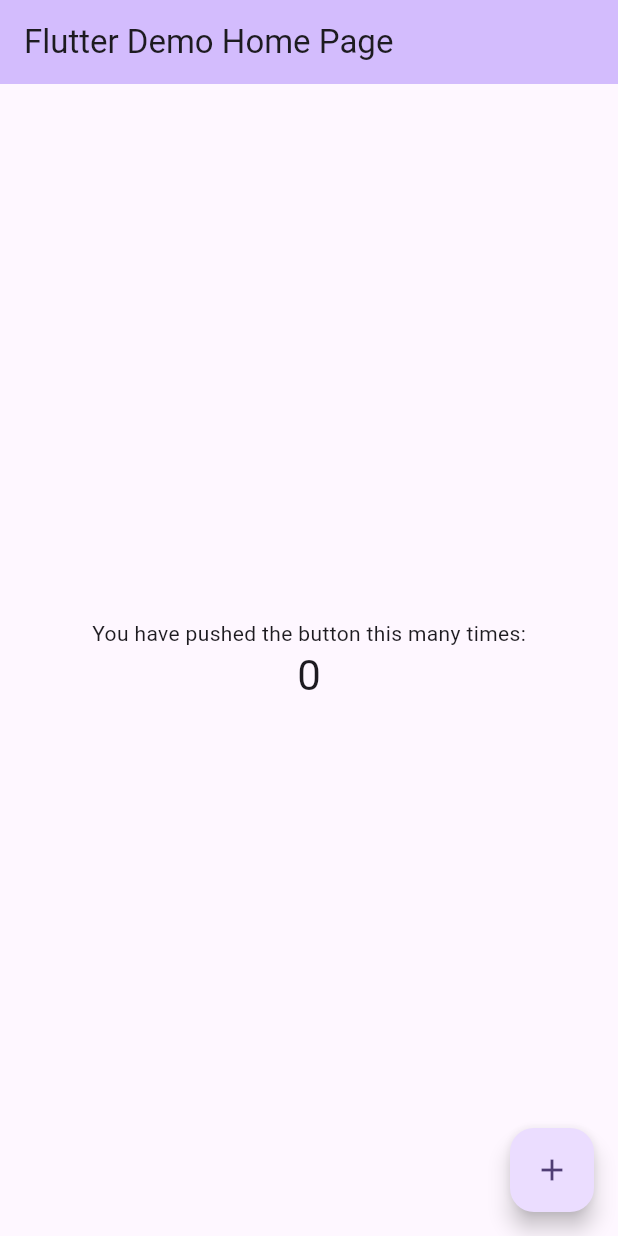
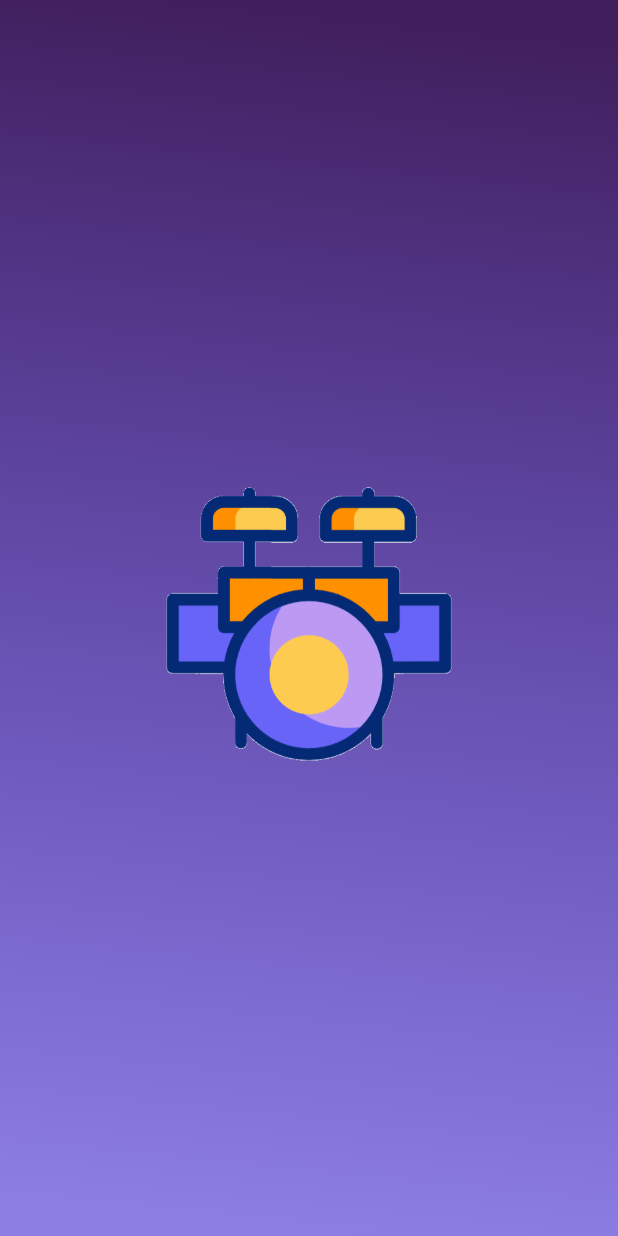
Before and after one commit to PhilopaterNabil/CODSOFT, a Flutter app: the screen it shows after launch, on a phone screen of 412 x 824 dp. Run offline on Flutter 3.47's test engine with Material 3 defaults, Android fonts, the phone set to English and light mode, and no system bars; our stand-ins replace bloc, cloud_firestore, curved_navigation_bar, date_picker_timeline, equatable, firebase_core and 14 more; accounts and stored records are empty.

Commit message:
Add initial app files and setup
Added initial files for the music player app, including the main app file, splash screen, color and route managers, and assets. Also updated the pubspec.yaml file to include the assets directory. Removed the default counter app code and widget test.

```diff
--- /dev/null
+++ b/Music Player App/lib/app/my_app.dart
@@ -0,0 +1,20 @@
+import 'package:flutter/material.dart';
+import 'package:music_player_app/core/resources/routes_managers.dart';
+
+class MusicApp extends StatelessWidget {
+  const MusicApp({super.key});
+
+  @override
+  Widget build(BuildContext context) {
+    return MaterialApp(
+      debugShowCheckedModeBanner: false,
+      title: 'Flutter Demo',
+      theme: ThemeData(
+        colorScheme: ColorScheme.fromSeed(seedColor: Colors.deepPurple),
+        useMaterial3: true,
+      ),
+      initialRoute: RoutesName.kSplashScreen,
+      routes: RoutesManagers.routes,
+    );
+  }
+}
--- /dev/null
+++ b/Music Player App/lib/core/resources/color_managers.dart
@@ -0,0 +1,7 @@
+import 'package:flutter/material.dart';
+
+class ColorManagers {
+  static const Color kPrimaryColor = Color(0xff411F5C);
+  static const Color kSecondPrimaryColor = Color(0xff2C17CA);
+  // static const Color kSecondPrimaryColor = Color(0xff261F5C);
+}
--- /dev/null
+++ b/Music Player App/lib/core/resources/routes_managers.dart
@@ -0,0 +1,12 @@
+import 'package:flutter/material.dart';
+import 'package:music_player_app/features/splash/screens/splash_screen.dart';
+
+class RoutesManagers {
+  static Map<String, WidgetBuilder> routes = {
+    RoutesName.kSplashScreen: (_) => const SplashScreen(),
+  };
+}
+
+class RoutesName {
+  static const String kSplashScreen = '/kSplashScreen';
+}
--- /dev/null
+++ b/Music Player App/lib/features/splash/screens/splash_screen.dart
@@ -0,0 +1,33 @@
+import 'package:flutter/material.dart';
+import 'package:music_player_app/core/resources/color_managers.dart';
+
+class SplashScreen extends StatelessWidget {
+  const SplashScreen({super.key});
+
+  @override
+  Widget build(BuildContext context) {
+    return Scaffold(
+      body: Container(
+        width: double.infinity,
+        height: double.infinity,
+        decoration: BoxDecoration(
+          gradient: LinearGradient(
+            begin: const Alignment(0.20, -0.98),
+            end: const Alignment(-0.2, 0.98),
+            colors: [
+              ColorManagers.kPrimaryColor,
+              ColorManagers.kSecondPrimaryColor.withOpacity(0.54),
+            ],
+          ),
+        ),
+        child: Center(
+          child: Image.asset(
+            'assets/images/drums.gif',
+            width: MediaQuery.sizeOf(context).width * 0.6,
+            height: MediaQuery.sizeOf(context).height * 0.6,
+          ),
+        ),
+      ),
+    );
+  }
+}
--- a/Music Player App/lib/main.dart
+++ b/Music Player App/lib/main.dart
@@ -1,125 +1,6 @@
 import 'package:flutter/material.dart';
+import 'package:music_player_app/app/my_app.dart';
 
 void main() {
-  runApp(const MyApp());
+  runApp(const MusicApp());
 }
-
-class MyApp extends StatelessWidget {
-  const MyApp({super.key});
-
-  // This widget is the root of your application.
-  @override
-  Widget build(BuildContext context) {
-    return MaterialApp(
-      title: 'Flutter Demo',
-      theme: ThemeData(
-        // This is the theme of your application.
-        //
-        // TRY THIS: Try running your application with "flutter run". You'll see
-        // the application has a purple toolbar. Then, without quitting the app,
-        // try changing the seedColor in the colorScheme below to Colors.green
-        // and then invoke "hot reload" (save your changes or press the "hot
-        // reload" button in a Flutter-supported IDE, or press "r" if you used
-        // the command line to start the app).
-        //
-        // Notice that the counter didn't reset back to zero; the application
-        // state is not lost during the reload. To reset the state, use hot
-        // restart instead.
-        //
-        // This works for code too, not just values: Most code changes can be
-        // tested with just a hot reload.
-        colorScheme: ColorScheme.fromSeed(seedColor: Colors.deepPurple),
-        useMaterial3: true,
-      ),
-      home: const MyHomePage(title: 'Flutter Demo Home Page'),
-    );
-  }
-}
-
-class MyHomePage extends StatefulWidget {
-  const MyHomePage({super.key, required this.title});
-
-  // This widget is the home page of your application. It is stateful, meaning
-  // that it has a State object (defined below) that contains fields that affect
-  // how it looks.
-
-  // This class is the configuration for the state. It holds the values (in this
-  // case the title) provided by the parent (in this case the App widget) and
-  // used by the build method of the State. Fields in a Widget subclass are
-  // always marked "final".
-
-  final String title;
-
-  @override
-  State<MyHomePage> createState() => _MyHomePageState();
-}
-
-class _MyHomePageState extends State<MyHomePage> {
-  int _counter = 0;
-
-  void _incrementCounter() {
-    setState(() {
-      // This call to setState tells the Flutter framework that something has
-      // changed in this State, which causes it to rerun the build method below
-      // so that the display can reflect the updated values. If we changed
-      // _counter without calling setState(), then the build method would not be
-      // called again, and so nothing would appear to happen.
-      _counter++;
-    });
-  }
-
-  @override
-  Widget build(BuildContext context) {
-    // This method is rerun every time setState is called, for instance as done
-    // by the _incrementCounter method above.
-    //
-    // The Flutter framework has been optimized to make rerunning build methods
-    // fast, so that you can just rebuild anything that needs updating rather
-    // than having to individually change instances of widgets.
-    return Scaffold(
-      appBar: AppBar(
-        // TRY THIS: Try changing the color here to a specific color (to
-        // Colors.amber, perhaps?) and trigger a hot reload to see the AppBar
-        // change color while the other colors stay the same.
-        backgroundColor: Theme.of(context).colorScheme.inversePrimary,
-        // Here we take the value from the MyHomePage object that was created by
-        // the App.build method, and use it to set our appbar title.
-        title: Text(widget.title),
-      ),
-      body: Center(
-        // Center is a layout widget. It takes a single child and positions it
-        // in the middle of the parent.
-        child: Column(
-          // Column is also a layout widget. It takes a list of children and
-          // arranges them vertically. By default, it sizes itself to fit its
-          // children horizontally, and tries to be as tall as its parent.
-          //
-          // Column has various properties to control how it sizes itself and
-          // how it positions its children. Here we use mainAxisAlignment to
-          // center the children vertically; the main axis here is the vertical
-          // axis because Columns are vertical (the cross axis would be
-          // horizontal).
-          //
-          // TRY THIS: Invoke "debug painting" (choose the "Toggle Debug Paint"
-          // action in the IDE, or press "p" in the console), to see the
-          // wireframe for each widget.
-          mainAxisAlignment: MainAxisAlignment.center,
-          children: <Widget>[
-            const Text(
-              'You have pushed the button this many times:',
-            ),
-            Text(
-              '$_counter',
-              style: Theme.of(context).textTheme.headlineMedium,
-            ),
-          ],
-        ),
-      ),
-      floatingActionButton: FloatingActionButton(
-        onPressed: _incrementCounter,
-        tooltip: 'Increment',
-        child: const Icon(Icons.add),
-      ), // This trailing comma makes auto-formatting nicer for build methods.
-    );
-  }
-}
--- a/Music Player App/pubspec.yaml
+++ b/Music Player App/pubspec.yaml
@@ -59,9 +59,9 @@ flutter:
   uses-material-design: true
 
   # To add assets to your application, add an assets section, like this:
-  # assets:
-  #   - images/a_dot_burr.jpeg
-  #   - images/a_dot_ham.jpeg
+  assets:
+    - assets/images/
+    - assets/icons/
 
   # An image asset can refer to one or more resolution-specific "variants", see
   # https://flutter.dev/assets-and-images/#resolution-aware
```
Also changed, not shown: Music Player App/assets/images/drums.gif (added), 1 other file.
